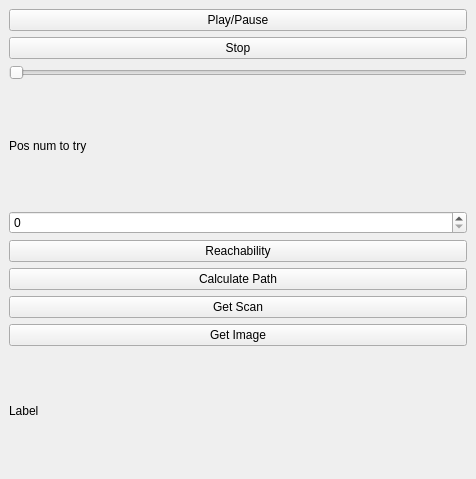
Above: main/src/SamplePlugin.ui from balintbarna/Robotics-and-Computer-Vision-Semester-Project before the change. Below: the same form after it.
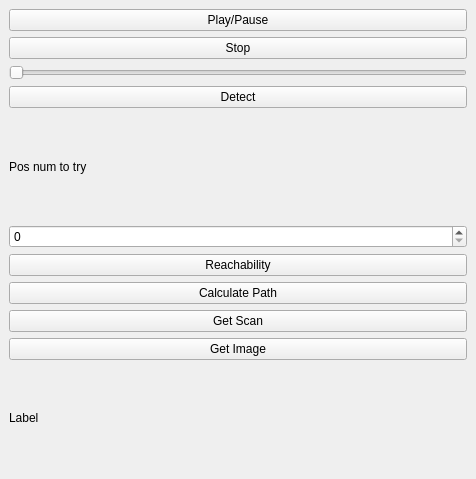
That is the form after the change.

Patch:
```diff
--- a/main/src/SamplePlugin.ui
+++ b/main/src/SamplePlugin.ui
@@ -38,6 +38,13 @@
         </property>
        </widget>
       </item>
+      <item>
+       <widget class="QPushButton" name="_btn_detect">
+        <property name="text">
+         <string>Detect</string>
+        </property>
+       </widget>
+      </item>
       <item>
        <widget class="QLabel" name="_spinLabel">
         <property name="text">
```
